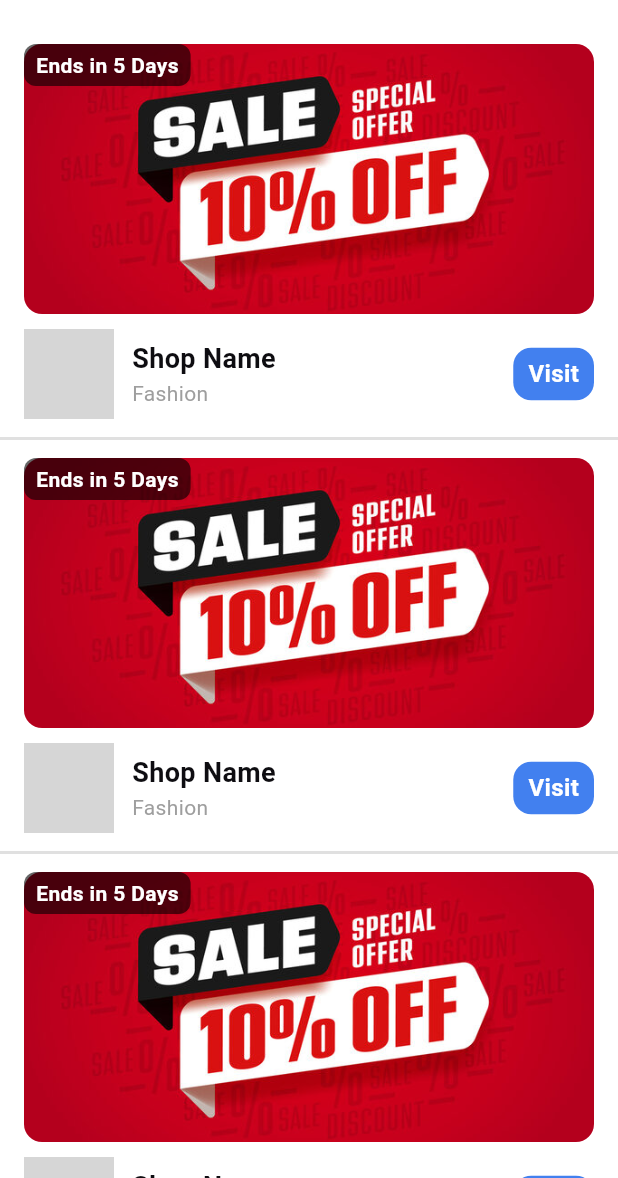
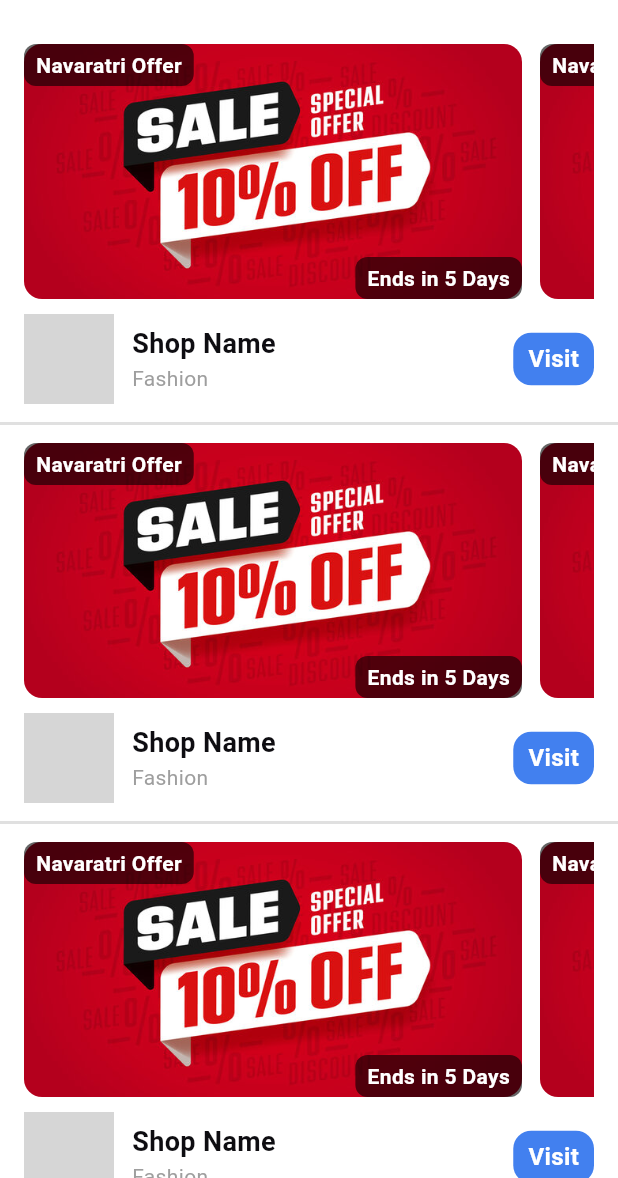
Before and after one commit to shemildevani/customerApp, a Flutter app: the OfferScreen screen opened directly, on a phone screen of 412 x 824 dp, the part 58-1236 px from its top. Run offline on Flutter 3.47's test engine with Material 3 defaults, Android fonts, the phone set to English and light mode, and no system bars; our stand-ins replace connectivity_plus, flutter_otp_text_field, flutter_svg, font_awesome_flutter, get, intl_phone_field and 4 more; missing offline and left inert: mobile_scanner; accounts and stored records are empty; grey boxes are pictures that could not be loaded.

Commit message:
snackbar and no internet, offer model

```diff
--- a/lib/main.dart
+++ b/lib/main.dart
@@ -1,12 +1,17 @@
 import 'package:customer_app/config/theme/theme.dart';
 import 'package:customer_app/preferences/app_preferences.dart';
 import 'package:customer_app/screens/auth/login/login_screen.dart';
+import 'package:customer_app/screens/no_network_screen.dart/no_netwrok_screen_cnt.dart';
 import 'package:flutter/material.dart';
 import 'package:get/get.dart';
 
-void main() async{
-    WidgetsFlutterBinding.ensureInitialized();
+final GlobalKey<ScaffoldMessengerState> rootScaffoldMessengerKey =
+    GlobalKey<ScaffoldMessengerState>();
+
+void main() async {
+  WidgetsFlutterBinding.ensureInitialized();
   await AppPref().initialAppPreference();
+  Get.put(NoInternetConnectionScreenCnt(), permanent: true);
   runApp(const MyApp());
 }
 
@@ -17,7 +22,7 @@
   Widget build(BuildContext context) {
     return GetMaterialApp(
       debugShowCheckedModeBanner: false,
-
+      scaffoldMessengerKey: rootScaffoldMessengerKey,
       theme: AppTheme.lightTheme,
       home: LoginScreen(),
     );
--- a/lib/models/business_model.dart
+++ b/lib/models/business_model.dart
@@ -20,6 +20,7 @@
   final double ratings;
   final bool isOpen;
   final bool isVerified;
+  final List<String>? sellerAccountLinks;
   final List<UserModel>? businessOwners;
   final List<DayTiming>? businessTimings;
   final String? businessUpiId;
@@ -44,6 +45,7 @@
     this.isVerified = false,
     this.businessOwners,
     this.businessUpiId,
+    this.sellerAccountLinks,
   });
 
   factory BusinessModel.fromJson(Map<String, dynamic> json) {
@@ -73,6 +75,10 @@
               ?.map((e) => UserModel.fromOwnerJson(e as Map<String, dynamic>))
               .toList(),
       businessUpiId: json['businessUpiId'],
+      sellerAccountLinks:
+          (json['sellerAccountLinks'] as List<dynamic>?)
+              ?.map((e) => e as String)
+              .toList(),
     );
   }
 
--- a/lib/screens/offer_screen/offer_screen.dart
+++ b/lib/screens/offer_screen/offer_screen.dart
@@ -38,9 +38,16 @@
                   children: [
                     AppSpacing.h12,
                     // offer banner
-                    Container(
-                      height: 180,
-                      width: double.infinity,
+                    SizedBox(
+                      height: 170,
+                      child: ListView.builder(
+                        itemCount: 5,
+                        scrollDirection: Axis.horizontal,
+                        shrinkWrap: true,
+                        itemBuilder: (context, index) {
+                          return Container(
+                            width: MediaQuery.sizeOf(context).width - 80,
+                            margin: EdgeInsets.only(right: 12),
                             decoration: BoxDecoration(
                               borderRadius: BorderRadius.circular(12),
                               image: DecorationImage(
@@ -51,8 +58,8 @@
                             child: Stack(
                               children: [
                                 Positioned(
-                            top: 0,
-                            left: 0,
+                                  bottom: 0,
+                                  right: 0,
                                   child: Container(
                                     padding: EdgeInsets.symmetric(
                                       horizontal: 8,
@@ -70,7 +77,31 @@
                                     ),
                                   ),
                                 ),
+
+                                Positioned(
+                                  top: 0,
+                                  left: 0,
+                                  child: Container(
+                                    padding: EdgeInsets.symmetric(
+                                      horizontal: 8,
+                                      vertical: 4,
+                                    ),
+                                    decoration: BoxDecoration(
+                                      color: Colors.black.withOpacity(0.6),
+                                      borderRadius: BorderRadius.circular(8),
+                                    ),
+                                    child: AppText(
+                                      text: 'Navaratri Offer',
+                                      color: Colors.white,
+                                      fontSize: AppFontSize.s14,
+                                      fontWeight: appBoldFont,
+                                    ),
+                                  ),
+                                ),
                               ],
+                            ),
+                          );
+                        },
                       ),
                     ),
                     // business details
--- a/pubspec.yaml
+++ b/pubspec.yaml
@@ -34,7 +34,7 @@
   # The following adds the Cupertino Icons font to your application.
   # Use with the CupertinoIcons class for iOS style icons.
   cupertino_icons: ^1.0.8
-  connectivity_plus: ^6.1.5
+  connectivity_plus: ^7.0.0
   dio: ^5.9.0
   intl_phone_field: ^3.2.0
   shared_preferences: ^2.5.3
```
Also changed, not shown: lib/models/offer_model.dart (added, +31 -0 lines), lib/screens/business_screen/business_screen.dart (+21 -6 lines), lib/screens/no_network_screen.dart/no_internet.dart (added, +84 -0 lines), lib/screens/no_network_screen.dart/no_netwrok_screen_cnt.dart (added, +39 -0 lines), lib/shared/widgets/app_snackbar.dart (added, +31 -0 lines), lib/shared/widgets/shimmer/box.dart (deleted, +0 -30 lines), lib/shared/widgets/shimmer/chat_image_item.dart (deleted, +0 -40 lines), lib/shared/widgets/shimmer/chat_list_shimmer.dart (deleted, +0 -63 lines), lib/shared/widgets/shimmer/chat_message_item.dart (deleted, +0 -42 lines), lib/shared/widgets/shimmer/event_item.dart (deleted, +0 -41 lines), lib/shared/widgets/shimmer/image_loading_shimmer.dart (deleted, +0 -16 lines), lib/shared/widgets/shimmer/member_item.dart (deleted, +0 -45 lines), pubspec.lock. Lines whose indentation alone changed are shown as unchanged.
